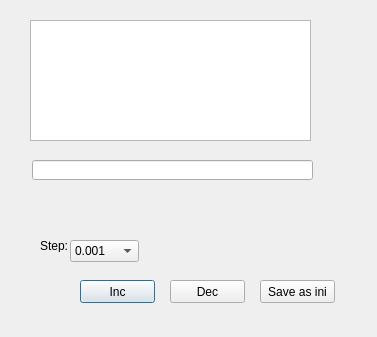
The window that fixparameterdialog.ui (WangHongshuo/wechat_jump_game-Qt-opencv) describes before a commit, drawn with Qt 5.
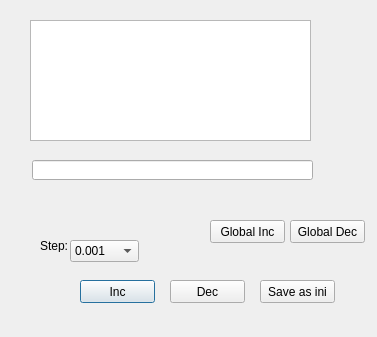
The same window after the commit.

The edit to the form file:
```diff
--- a/fixparameterdialog.ui
+++ b/fixparameterdialog.ui
@@ -155,6 +155,38 @@
     <string>Save as ini</string>
    </property>
   </widget>
+  <widget class="QPushButton" name="pushButtonGlobalInc">
+   <property name="geometry">
+    <rect>
+     <x>210</x>
+     <y>220</y>
+     <width>75</width>
+     <height>23</height>
+    </rect>
+   </property>
+   <property name="text">
+    <string>Global Inc</string>
+   </property>
+   <property name="shortcut">
+    <string>Right</string>
+   </property>
+  </widget>
+  <widget class="QPushButton" name="pushButtonGlobalDec">
+   <property name="geometry">
+    <rect>
+     <x>290</x>
+     <y>220</y>
+     <width>75</width>
+     <height>23</height>
+    </rect>
+   </property>
+   <property name="text">
+    <string>Global Dec</string>
+   </property>
+   <property name="shortcut">
+    <string>Left</string>
+   </property>
+  </widget>
  </widget>
  <resources/>
  <connections/>
```
